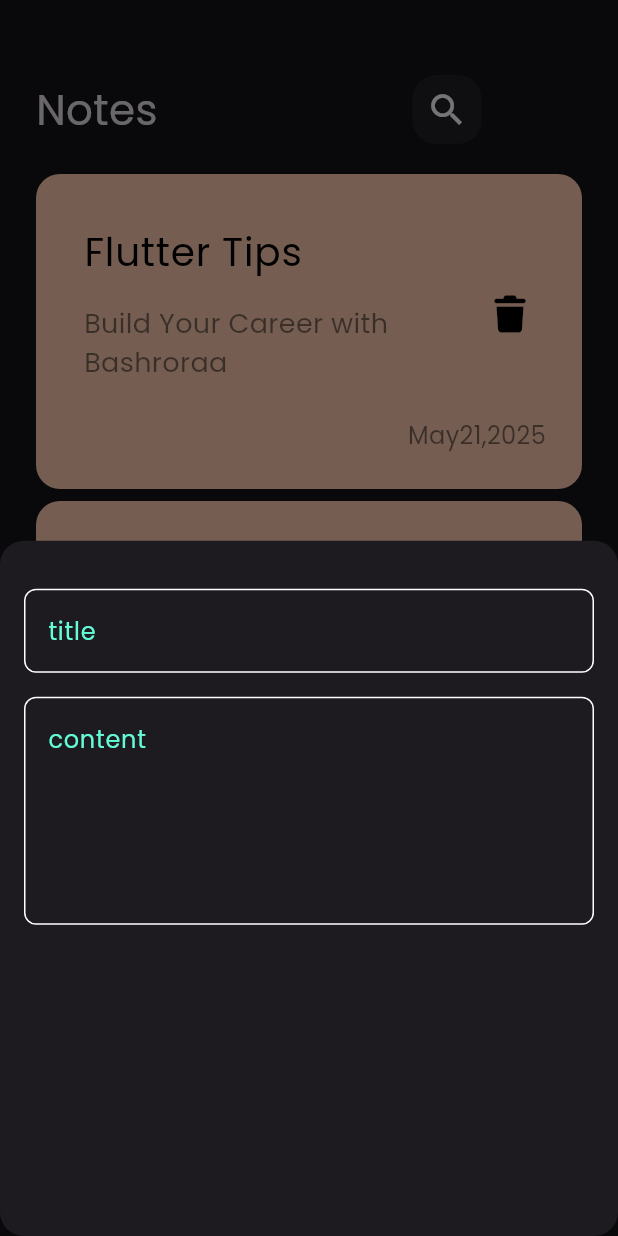
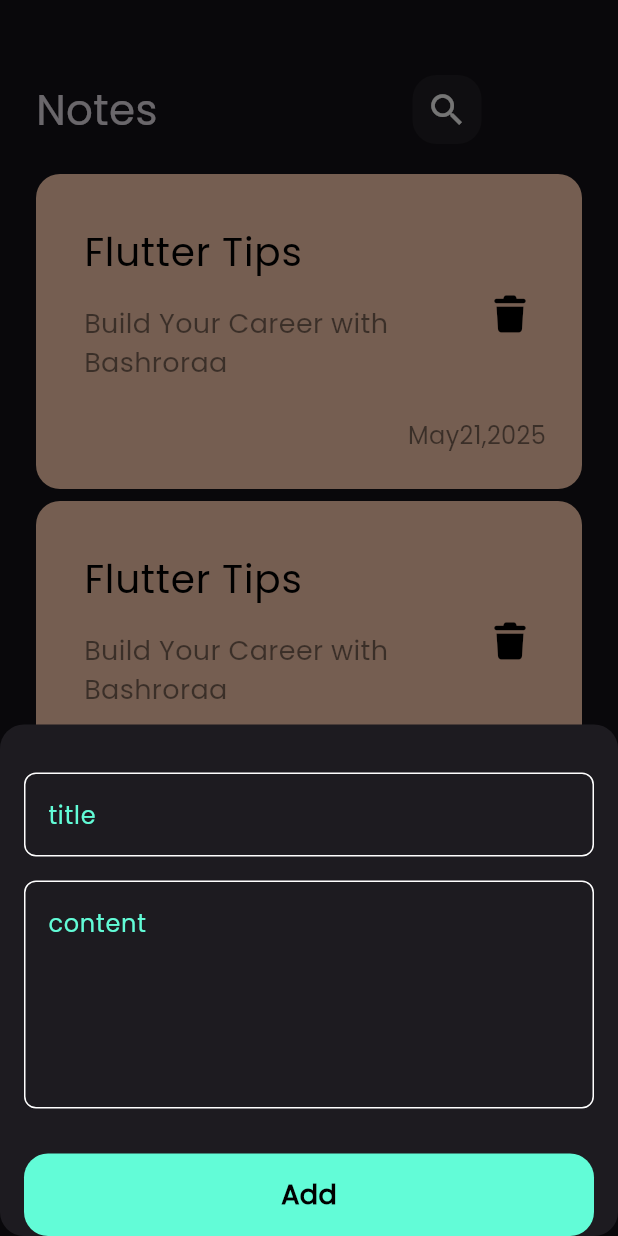
Before and after one commit to Bu4ra-3mer/notes_app, a Flutter app: the screen it shows after launch, after a tap on the "add" icon, on a phone screen of 412 x 824 dp. Run offline on Flutter 3.47's test engine with Material 3 defaults, Android fonts, the phone set to English and light mode, and no system bars; our stand-ins replace font_awesome_flutter.

Commit message:
finish note bottom sheet

```diff
--- a/lib/widgets/add_note_bottom_sheet.dart
+++ b/lib/widgets/add_note_bottom_sheet.dart
@@ -1,4 +1,5 @@
 import 'package:flutter/material.dart';
+import 'package:notes_app/widgets/customButton.dart';
 import 'package:notes_app/widgets/custom_text_field.dart';
 
 class AddNoteBottomSheet extends StatelessWidget {
@@ -8,13 +9,17 @@ class AddNoteBottomSheet extends StatelessWidget {
   Widget build(BuildContext context) {
     return Padding(
       padding: const EdgeInsets.symmetric(horizontal: 16),
+      child: SingleChildScrollView(
         child: Column(
           children: [
             SizedBox(height: 32),
             CustomTextField(hintText: 'title'),
             SizedBox(height: 16),
             CustomTextField(hintText: 'content', maxLines: 5),
+            SizedBox(height: 30),
+            CustomButton(),
           ],
+        ),
       ),
     );
   }
--- /dev/null
+++ b/lib/widgets/customButton.dart
@@ -0,0 +1,30 @@
+import 'package:flutter/material.dart';
+import 'package:notes_app/constants.dart';
+
+class CustomButton extends StatelessWidget {
+  const CustomButton({super.key});
+
+  @override
+  Widget build(BuildContext context) {
+    return Container(
+      width: MediaQuery.of(context).size.width,
+      height: 55,
+      decoration: BoxDecoration(
+        color: kPrimaryColor,
+        borderRadius: BorderRadius.circular(16),
+      ),
+      child: Center(
+        child: Text(
+          'Add',
+          style: TextStyle(
+            fontSize: 18,
+            color: Colors.black,
+            fontWeight: FontWeight.bold,
+          ),
+        ),
+      ),
+
+      //=double.infinty
+    );
+  }
+}
```
Lines whose indentation alone changed are shown as unchanged.
